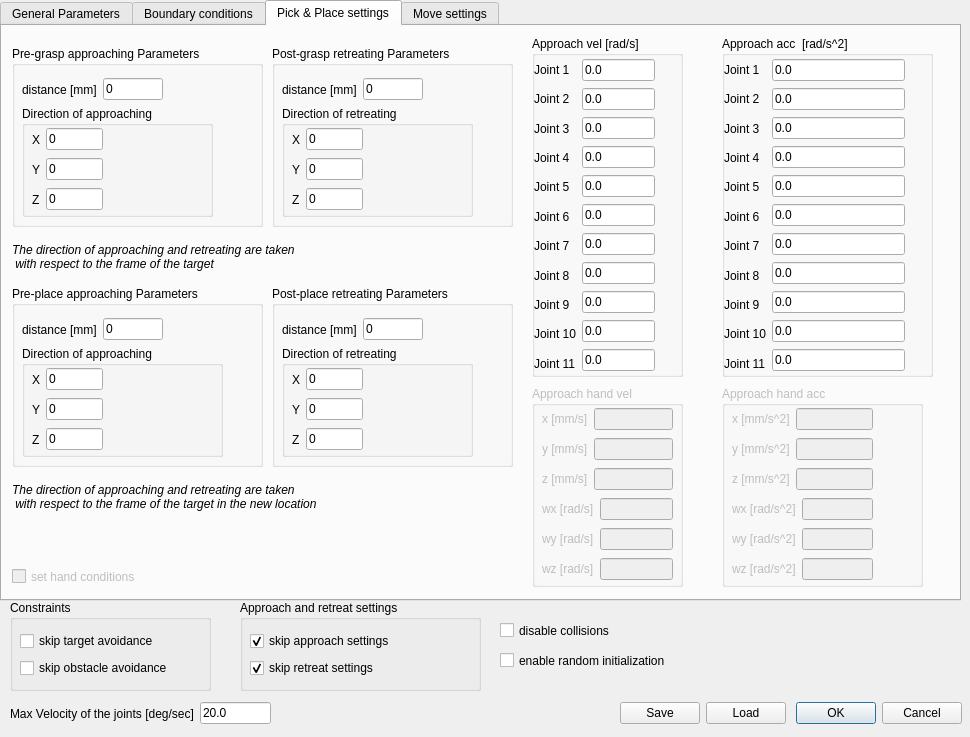
Old version of the form ui/toldialoghuml.ui in the repository zohannn/motion_manager.
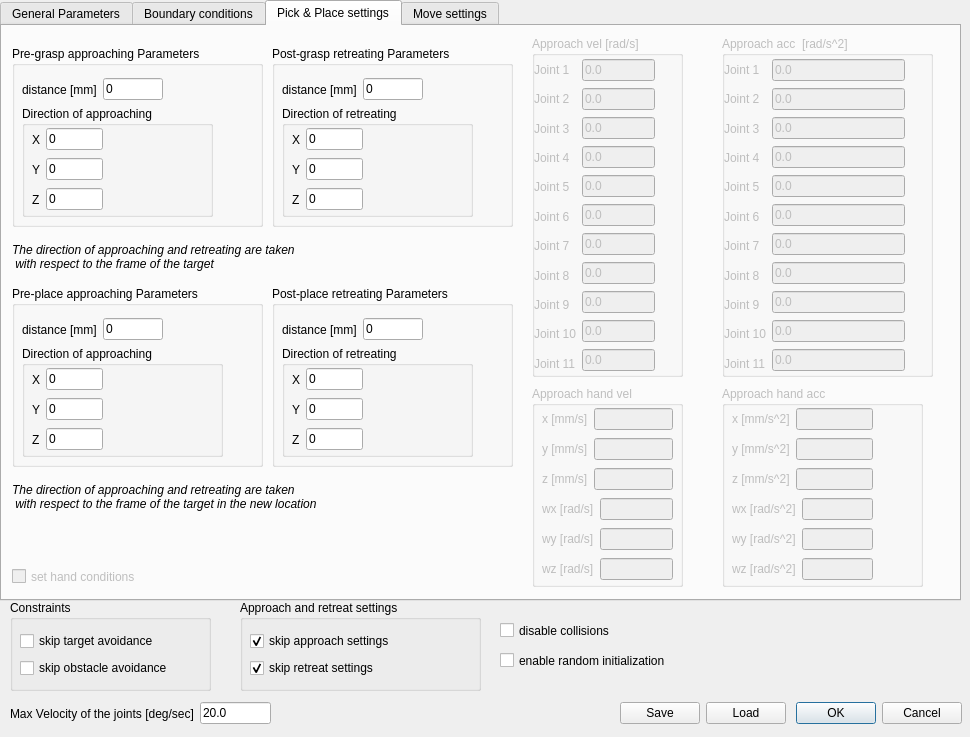
New version of the form. The open tabs and pages were chosen to show the change.

Diff of the .ui file:
```diff
--- a/ui/toldialoghuml.ui
+++ b/ui/toldialoghuml.ui
@@ -2603,6 +2603,9 @@
      </widget>
     </widget>
     <widget class="QGroupBox" name="groupBox_vel_approach">
+     <property name="enabled">
+      <bool>false</bool>
+     </property>
      <property name="geometry">
       <rect>
        <x>530</x>
@@ -2790,6 +2793,9 @@
      </widget>
     </widget>
     <widget class="QGroupBox" name="groupBox_acc_approach">
+     <property name="enabled">
+      <bool>false</bool>
+     </property>
      <property name="geometry">
       <rect>
        <x>720</x>
```
